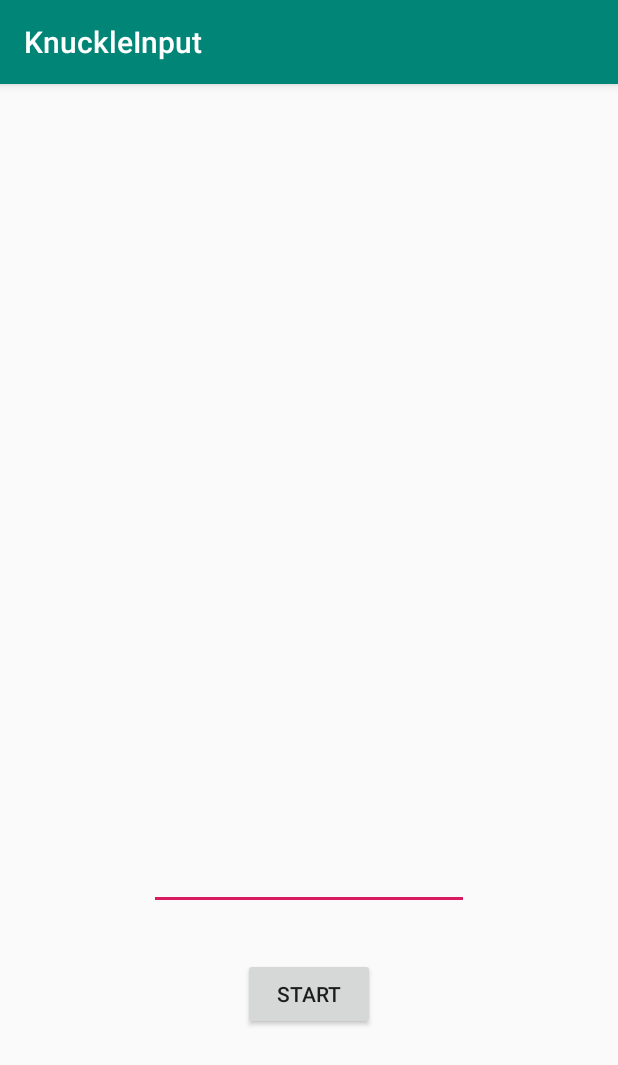
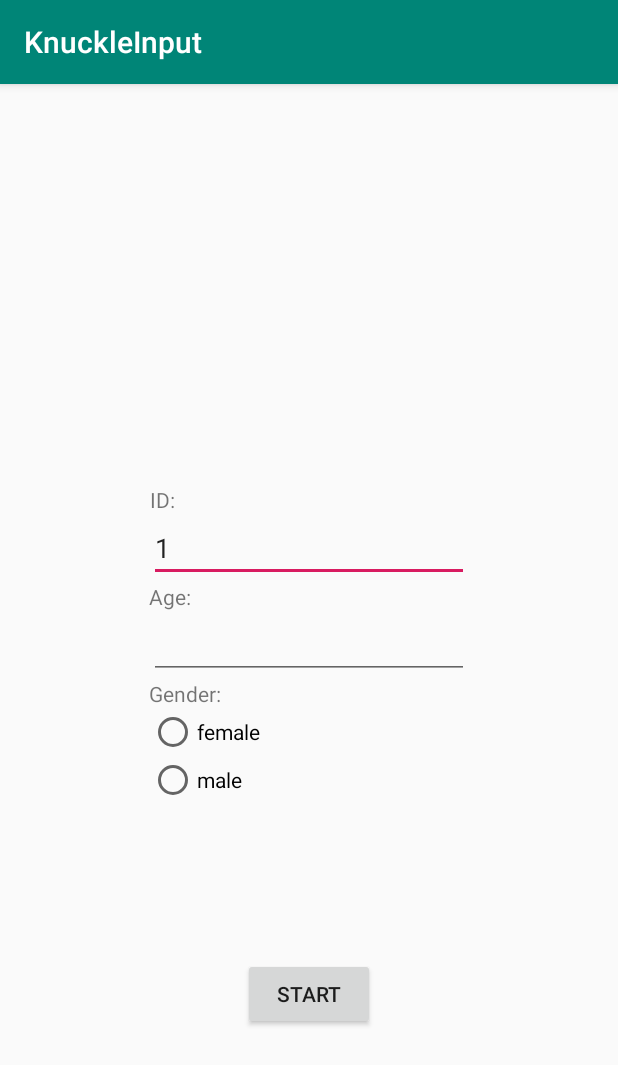
Before and after one commit to robsch94/FaPraKnuckleInput, an Android app: the screen it shows after launch (MainActivity), on a phone screen of 412 x 824 dp. Shown: the top 1065 px of the screen. Run offline under Robolectric (Android 15) with nearby library versions, the phone set to English and light mode, and no system bars.

Commit message:
readded user data writer and demographic input

```diff
--- a/KnuckleInput/app/src/main/java/uni/vis/janle/knuckleinput/MainActivity.java
+++ b/KnuckleInput/app/src/main/java/uni/vis/janle/knuckleinput/MainActivity.java
@@ -1,6 +1,7 @@
 package uni.vis.janle.knuckleinput;
 
 import android.app.Activity;
+import android.content.Context;
 import android.content.Intent;
 import android.os.Bundle;
 import android.support.v7.app.AppCompatActivity;
@@ -10,7 +11,11 @@ import android.view.Window;
 import android.view.WindowManager;
 import android.widget.Button;
 import android.widget.EditText;
+import android.widget.RadioButton;
 import android.widget.Toast;
+
+import java.io.File;
+import java.io.FileOutputStream;
 
 public class MainActivity extends AppCompatActivity {
 
@@ -26,10 +31,22 @@ public class MainActivity extends AppCompatActivity {
 
         setContentView(R.layout.activity_main);
 
-        final EditText userID = findViewById(R.id.userIDText);
+        final EditText userID = findViewById(R.id.id_input);
+        final EditText userAge = findViewById(R.id.age_input);
+        final RadioButton femaleInput = findViewById(R.id.female_input);
+        final RadioButton maleInput = findViewById(R.id.male_input);
         final Button startButton = findViewById(R.id.startButton);
 
-
+        final File storeDirectory = new File(getApplicationContext().getFilesDir().getAbsolutePath());
+        System.out.println("directory: " + storeDirectory.getAbsolutePath());
+        int currentId = 0;
+        for (int i = 1; i < 99999; i++) {
+            if(!new File(storeDirectory, Integer.toString(i) + "_userData.csv").exists()) {
+                currentId = i;
+                userID.setText(Integer.toString(i));
+                break;
+            }
+        }
 
         startButton.setOnClickListener(new View.OnClickListener() {
 
@@ -37,6 +54,16 @@ public class MainActivity extends AppCompatActivity {
             public void onClick(View v) {
                 if (!TextUtils.isEmpty(userID.getText())) {
                     Toast.makeText(getApplicationContext(), "gj!", Toast.LENGTH_SHORT).show();
+                    String userGender = femaleInput.isChecked() ? "female" : "male";
+                    String userData = userID.getText() + ";" + userAge.getText() + ";" + userGender;
+                    FileOutputStream outputStream;
+                    try {
+                        outputStream = openFileOutput(userID.getText() + "_userData.csv", Context.MODE_APPEND);
+                        outputStream.write(userData.getBytes());
+                        outputStream.close();
+                    } catch (Exception e) {
+                        e.printStackTrace();
+                    }
                     startTask(v);
                 }
             }
--- a/KnuckleInput/app/src/main/res/layout/activity_main.xml
+++ b/KnuckleInput/app/src/main/res/layout/activity_main.xml
@@ -8,14 +8,14 @@
 
 
     <EditText
-        android:id="@+id/userIDText"
+        android:id="@+id/id_input"
         android:layout_width="wrap_content"
         android:layout_height="wrap_content"
         android:layout_alignParentBottom="true"
         android:layout_centerHorizontal="true"
-        android:layout_marginBottom="217dp"
+        android:layout_marginBottom="436dp"
         android:ems="10"
-        android:inputType="numberDecimal" />
+        android:inputType="number" />
 
     <Button
         android:id="@+id/startButton"
@@ -25,4 +25,69 @@
         android:layout_centerHorizontal="true"
         android:layout_marginBottom="137dp"
         android:text="Start" />
+
+    <TextView
+        android:id="@+id/id_text"
+        android:layout_width="wrap_content"
+        android:layout_height="wrap_content"
+        android:layout_above="@+id/id_input"
+        android:layout_marginEnd="45dp"
+        android:layout_marginBottom="0dp"
+        android:layout_toStartOf="@+id/startButton"
+        android:text="ID:" />
+
+    <TextView
+        android:id="@+id/age_text"
+        android:layout_width="wrap_content"
+        android:layout_height="wrap_content"
+        android:layout_below="@+id/id_input"
+        android:layout_alignStart="@+id/id_input"
+        android:layout_marginTop="-436dp"
+        android:text="Age:" />
+
+    <EditText
+        android:id="@+id/age_input"
+        android:layout_width="wrap_content"
+        android:layout_height="wrap_content"
+        android:layout_below="@+id/age_text"
+        android:layout_alignStart="@+id/id_input"
+        android:ems="10"
+        android:inputType="number" />
+
+    <TextView
+        android:id="@+id/gender_text"
+        android:layout_width="wrap_content"
+        android:layout_height="wrap_content"
+        android:layout_below="@+id/age_input"
+        android:layout_alignStart="@+id/id_input"
+        android:text="Gender:" />
+
+    <LinearLayout
+        android:layout_width="wrap_content"
+        android:layout_height="wrap_content"
+        android:layout_below="@+id/gender_text"
+        android:layout_alignStart="@+id/id_input">
+
+        <RadioGroup
+            android:layout_width="match_parent"
+            android:layout_height="match_parent"
+            android:layout_weight="1" >
+
+            <RadioButton
+                android:id="@+id/female_input"
+                android:layout_width="wrap_content"
+                android:layout_height="wrap_content"
+                android:layout_weight="1"
+                android:text="female" />
+
+            <RadioButton
+                android:id="@+id/male_input"
+                android:layout_width="wrap_content"
+                android:layout_height="wrap_content"
+                android:layout_weight="1"
+                android:text="male" />
+
+        </RadioGroup>
+
+    </LinearLayout>
 </RelativeLayout>
```
